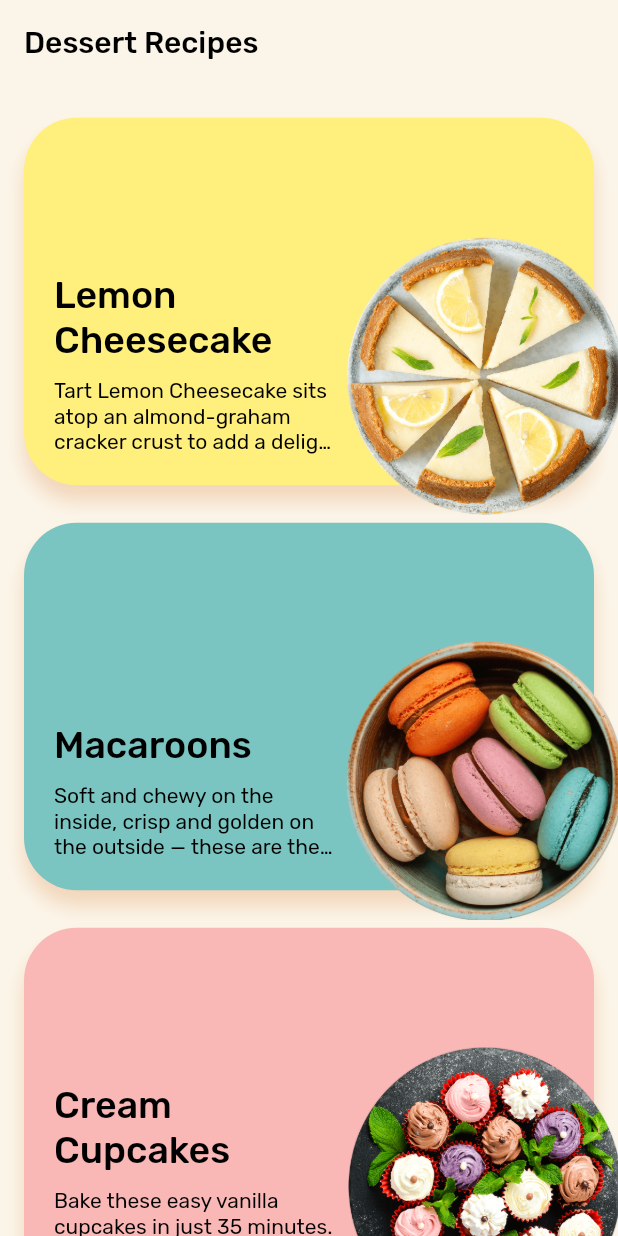
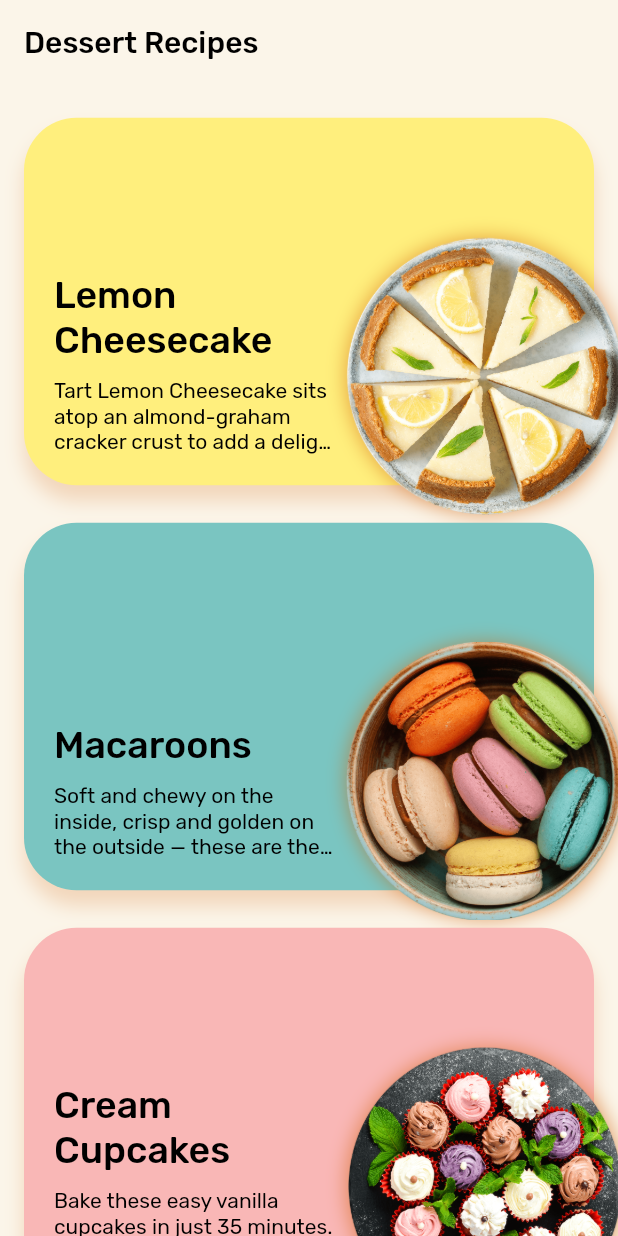
Before and after one commit to Roaa94/recipes_ui_app, a Flutter app: the screen it shows after launch, on a phone screen of 412 x 824 dp. Run offline on Flutter 3.47's test engine with Material 2 defaults, Android fonts, the phone set to English and light mode, and no system bars; our stand-ins replace flutter_riverpod, sensors_plus.

Commit message:
feat: adds shadow to recipe image

```diff
--- a/lib/features/recipes/views/widgets/recipe_image.dart
+++ b/lib/features/recipes/views/widgets/recipe_image.dart
@@ -1,4 +1,5 @@
 import 'package:flutter/material.dart';
+import 'package:flutter_vikings/core/styles/app_colors.dart';
 import 'package:flutter_vikings/features/recipes/models/recipe.dart';
 
 class RecipeImage extends StatelessWidget {
@@ -8,12 +9,14 @@ class RecipeImage extends StatelessWidget {
     this.imageRotationAngle = 0,
     this.imageSize,
     this.alignment = Alignment.center,
+    this.isShadowMovable = false,
   }) : super(key: key);
 
   final Recipe recipe;
   final double imageRotationAngle;
   final double? imageSize;
   final AlignmentGeometry alignment;
+  final bool isShadowMovable;
 
   @override
   Widget build(BuildContext context) {
@@ -22,11 +25,36 @@ class RecipeImage extends StatelessWidget {
       child: Hero(
         tag: '__recipe_${recipe.id}_image__',
         // Todo: MAYBE add a TweenAnimationBuilder for smoother animation??
-        child: Transform.rotate(
-          angle: imageRotationAngle,
-          child: Image.asset(
-            recipe.image,
-            width: imageSize,
+        child: SizedBox(
+          width: imageSize,
+          height: imageSize,
+          child: Stack(
+            clipBehavior: Clip.none,
+            children: [
+              Container(
+                clipBehavior: Clip.none,
+                decoration: BoxDecoration(
+                  color: Colors.transparent,
+                  shape: BoxShape.circle,
+                  boxShadow: [
+                    BoxShadow(
+                      color: AppColors.orangeDark.withOpacity(0.5),
+                      blurRadius: 10,
+                      offset: const Offset(0, 0),
+                    ),
+                  ],
+                ),
+              ),
+              Positioned.fill(
+                child: Transform.rotate(
+                  angle: imageRotationAngle,
+                  child: Image.asset(
+                    recipe.image,
+                    width: imageSize,
+                  ),
+                ),
+              ),
+            ],
           ),
         ),
       ),
--- a/lib/features/recipes/views/widgets/recipe_page_sliver_app_bar.dart
+++ b/lib/features/recipes/views/widgets/recipe_page_sliver_app_bar.dart
@@ -74,6 +74,7 @@ class RecipePageSliderAppBar extends StatelessWidget {
                 recipe,
                 imageRotationAngle: imageRotationAngle,
                 imageSize: imageSize,
+                isShadowMovable: true,
               ),
             ),
           ),
```
